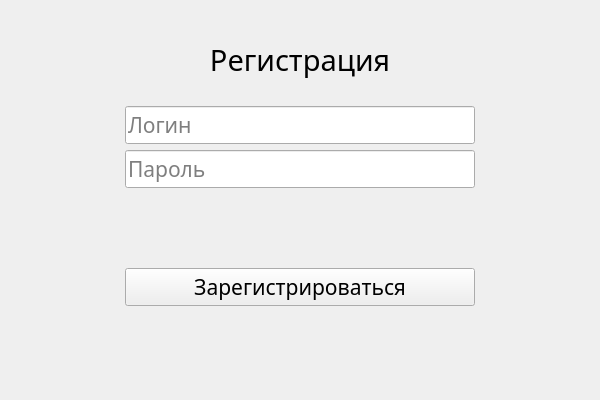
First picture: the form in ui/register.ui, repository Vadimpich/Postgresql_4sem, before the edit.
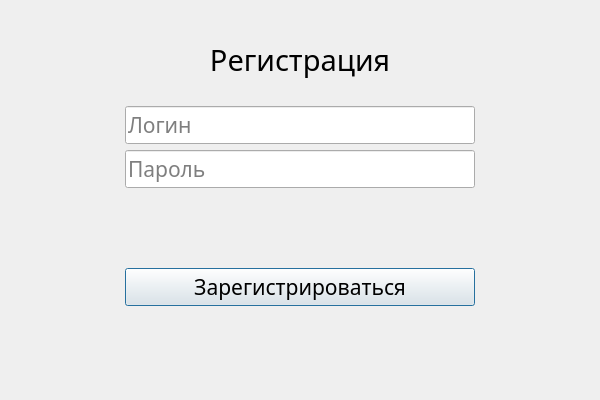
Second picture: the form after the edit. Icons and pictures are not drawn.

The edit to the form file:
```diff
--- a/ui/register.ui
+++ b/ui/register.ui
@@ -138,7 +138,7 @@
          <string>Зарегистрироваться</string>
         </property>
         <property name="autoDefault">
-         <bool>false</bool>
+         <bool>true</bool>
         </property>
        </widget>
       </item>
```
